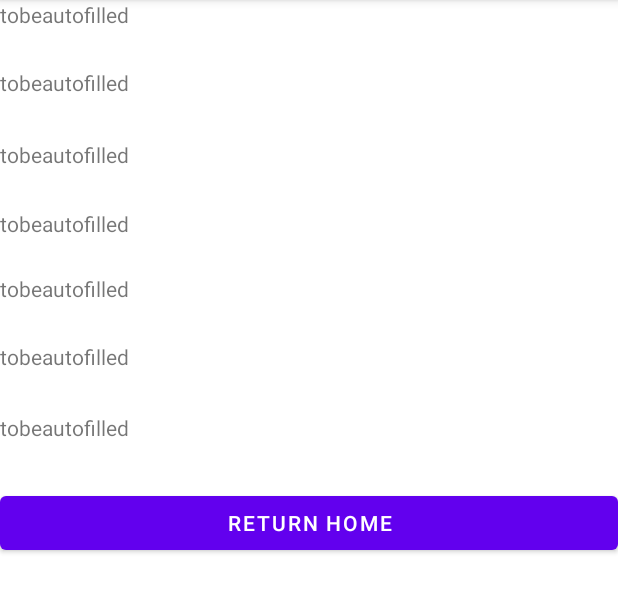
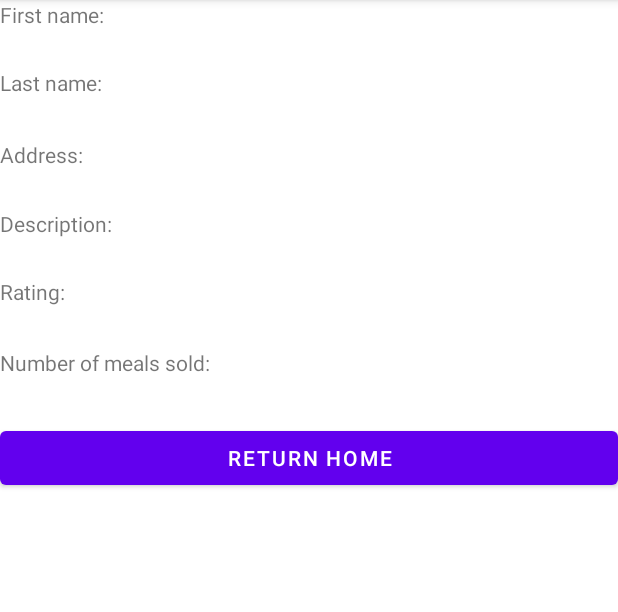
Before and after one commit to uOttawaSEGA2022/halal-eats, an Android app: the CookViewProfile screen opened directly, with no data from a screen before it, on a phone screen of 412 x 824 dp, the part 84-696 px from its top. Run offline under Robolectric (Android 15) with nearby library versions, the phone set to English and light mode, and no system bars; our stand-ins replace Firebase (no records; nobody signed in at launch, a user with empty details on screens opened directly).

Commit message:
- submit complaint - submit rate - view cook's profile

```diff
--- a/app/src/main/java/com/example/mealerapp/CookViewProfile.java
+++ b/app/src/main/java/com/example/mealerapp/CookViewProfile.java
@@ -5,8 +5,11 @@ import androidx.appcompat.app.AppCompatActivity;
 
 import android.content.Intent;
 import android.os.Bundle;
+import android.util.Log;
 import android.view.View;
 import android.widget.Button;
+import android.widget.Spinner;
+import android.widget.TextView;
 
 import com.google.firebase.database.DataSnapshot;
 import com.google.firebase.database.DatabaseError;
@@ -14,17 +17,43 @@ import com.google.firebase.database.DatabaseReference;
 import com.google.firebase.database.FirebaseDatabase;
 import com.google.firebase.database.Query;
 import com.google.firebase.database.ValueEventListener;
+import com.google.firebase.database.DataSnapshot;
+import com.google.firebase.database.DatabaseError;
+import com.google.firebase.database.DatabaseReference;
+import com.google.firebase.database.FirebaseDatabase;
 
+import com.google.firebase.database.ValueEventListener;
 public class CookViewProfile extends AppCompatActivity {
 
     DatabaseReference ref;
 
     private Button returnHome;
 
+    String username = "", suspended = "", firstname = "",
+            lastname = "", address = "", rating = "", mealsSold = "", desc = "";
+
+
+
+
+
     @Override
     protected void onCreate(Bundle savedInstanceState) {
         super.onCreate(savedInstanceState);
         setContentView(R.layout.activity_cook_view_profile);
+
+
+        TextView cookfirstname = (TextView) findViewById(R.id.cookFirstName);
+        TextView cooklastname = (TextView)findViewById(R.id.cookLastName);
+        TextView cookaddress = (TextView)findViewById(R.id.cookAddress);
+        TextView cookdescription  = (TextView) findViewById(R.id.cookDesc);
+        TextView cookrating  = (TextView) findViewById(R.id.cookRating);
+        TextView cooknumberofmealssold  =  (TextView) findViewById(R.id.cookNumberOfMealsSold);
+
+
+
+        String email =  MainLogin.emailWithCommas;
+
+
 
 
         returnHome = (Button) findViewById(R.id.returnhome);
@@ -35,8 +64,92 @@ public class CookViewProfile extends AppCompatActivity {
                 openHomePage();
             }
         });
+
+
+        ref = FirebaseDatabase.getInstance().getReference("users");
+        //Log.e( "cook: ", ref.child(email).getValue());
+        ref.child(email).addListenerForSingleValueEvent(new ValueEventListener() {
+            @Override
+            public void onDataChange(@NonNull DataSnapshot snapshot) {
+
+
+
+                // loop through all users
+                for (DataSnapshot item : snapshot.getChildren()) {
+
+                   // String key = item.getKey().toString();
+
+                    String attr =item.getKey().toString();
+                    String value =item.getValue().toString();
+
+
+
+
+
+                    // assign attributes values
+                    if (!value.equalsIgnoreCase("null")) {
+
+
+                        if (attr.equalsIgnoreCase("username"))
+                            username = value;
+
+                        if (attr.equalsIgnoreCase("suspensionStatus"))
+                            suspended = value;
+                        if (attr.equalsIgnoreCase("address"))
+                            address = value;
+                        if (attr.equalsIgnoreCase("firstname"))
+                            firstname = value;
+
+                        if (attr.equalsIgnoreCase("lastname")) {
+                            lastname = value;
+                            //cooklastname.setText("Last name: " + lastname);
+                        }
+                        if (attr.equalsIgnoreCase("rating"))
+                            rating = value;
+                        if (attr.equalsIgnoreCase("mealsSold"))
+                            mealsSold = value;
+
+                        if (attr.equalsIgnoreCase("desc"))
+                            desc = value;
+
+                    }
+
+
+
+
+
+
+                }
+                if (firstname != null) {
+
+                    cookfirstname.setText("First name: " + firstname);
+                    cooklastname.setText("Last name: " + lastname);
+                    cookaddress.setText("Address: " + address);
+                    cookrating.setText("Rating: " + rating);
+                    cooknumberofmealssold.setText("Number of meals sold: " + mealsSold);
+                    cookdescription.setText("Description: "+ desc);
+                }
+
+           }
+
+
+
+
+
+            @Override
+            public void onCancelled(@NonNull DatabaseError error) {
+
+            }
+        });
+
+       // cookfirst.setText("First name: ");
+
+
+
+
     }
-    public void openHomePage(){
+
+    public void openHomePage() {
         Intent intent = new Intent(this, CookSuccessfulLogin.class);
         startActivity(intent);
     }
--- a/app/src/main/java/com/example/mealerapp/EditOfferedMenu.java
+++ b/app/src/main/java/com/example/mealerapp/EditOfferedMenu.java
@@ -46,7 +46,7 @@ public class EditOfferedMenu extends AppCompatActivity {
 
         // MainLogin e = new MainLogin();
         String email =  MainLogin.emailWithCommas;
-         TextView textView = (TextView)findViewById(R.id.textView5);
+        TextView textView = (TextView)findViewById(R.id.textView5);
         // MainLogin.email
 
         spinner = (Spinner) findViewById (R.id.spinner);
--- a/app/src/main/java/com/example/mealerapp/FinalCookRegistration.java
+++ b/app/src/main/java/com/example/mealerapp/FinalCookRegistration.java
@@ -113,8 +113,8 @@ public class FinalCookRegistration extends AppCompatActivity {
                                 firebaseDatabase.getReference().child("users").child(a).child("rating").setValue("No Ratings Yet");
                                 firebaseDatabase.getReference().child("users").child(a).child("mealsSold").setValue(0);
 
-                                // Added following line Dec 3
-                                firebaseDatabase.getReference().child("users").child(a).child("orders").child("null").setValue(0);
+
+
 
 
                                 openHomePage();
--- a/app/src/main/java/com/example/mealerapp/SearchMeal.java
+++ b/app/src/main/java/com/example/mealerapp/SearchMeal.java
@@ -293,7 +293,7 @@ public class SearchMeal extends AppCompatActivity {
 
                                     // add cook info to list
                                     for (Chef chef : allChefs) {
-                                        Log.e("cook username: ", String.valueOf(chef.getUsername()));
+
                                         if (chef.getUsername().equalsIgnoreCase(user)) {
                                             txt = chef.getFirstname() + " " + chef.getLastname() + "  |  " + chef.getAddress() +
                                                     "  |  Rating: " + chef.getRating();
--- a/app/src/main/res/layout/activity_cook_view_profile.xml
+++ b/app/src/main/res/layout/activity_cook_view_profile.xml
@@ -12,46 +12,40 @@
         android:orientation="vertical">
 
         <TextView
-            android:id="@+id/cookfirstname"
+            android:id="@+id/cookFirstName"
             android:layout_width="match_parent"
             android:layout_height="45dp"
-            android:text="tobeautofilled" />
+            android:text=""/>
 
         <TextView
-            android:id="@+id/cooklastname"
+            android:id="@+id/cookLastName"
             android:layout_width="match_parent"
             android:layout_height="48dp"
-            android:text="tobeautofilled" />
+            android:text=""/>
 
         <TextView
-            android:id="@+id/cookaddress"
+            android:id="@+id/cookAddress"
             android:layout_width="match_parent"
             android:layout_height="46dp"
-            android:text="tobeautofilled" />
+            android:text=""/>
 
         <TextView
-            android:id="@+id/cookpassword"
+            android:id="@+id/cookDesc"
             android:layout_width="match_parent"
-            android:layout_height="43dp"
-            android:text="tobeautofilled" />
+            android:layout_height="45dp"
+            android:text=""/>
 
         <TextView
-            android:id="@+id/cookdescription"
+            android:id="@+id/cookRating"
             android:layout_width="match_parent"
-            android:layout_height="45dp"
-            android:text="tobeautofilled" />
+            android:layout_height="47dp"
+            android:text=""/>
 
         <TextView
-            android:id="@+id/cookrating"
-            android:layout_width="match_parent"
-            android:layout_height="47dp"
-            android:text="tobeautofilled" />
-
-        <TextView
-            android:id="@+id/cooknumberofmealssold"
+            android:id="@+id/cookNumberOfMealsSold"
             android:layout_width="match_parent"
             android:layout_height="49dp"
-            android:text="tobeautofilled" />
+            android:text="" />
 
         <Button
             android:id="@+id/returnhome"
```
Also changed, not shown: app/src/main/java/com/example/mealerapp/ViewOrderStatus.java (+121 -0 lines), app/src/main/res/layout/activity_view_order_status.xml (+28 -0 lines), 1 other file.
